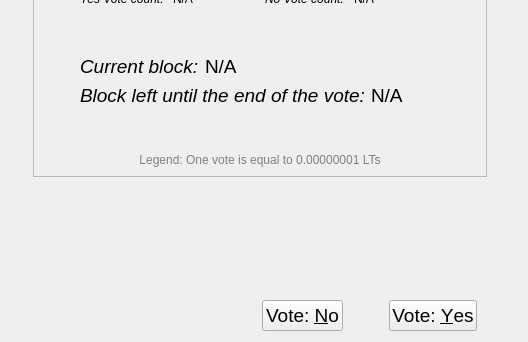
Above: src/qt/forms/votingpage.ui from Hydra-Chain/node before the change; both pictures show x 322 to 850 and y 228 to 570 of the 850 by 570 pixel window. Below: the same form after it.
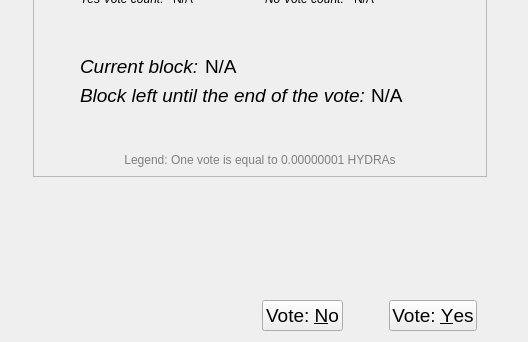
That is the form after the change.

```diff
--- a/src/qt/forms/votingpage.ui
+++ b/src/qt/forms/votingpage.ui
@@ -902,7 +902,7 @@
                <string notr="true">color: gray</string>
               </property>
               <property name="text">
-               <string>Legend: One vote is equal to 0.00000001 LTs</string>
+               <string>Legend: One vote is equal to 0.00000001 HYDRAs</string>
               </property>
               <property name="alignment">
                <set>Qt::AlignCenter</set>
```
